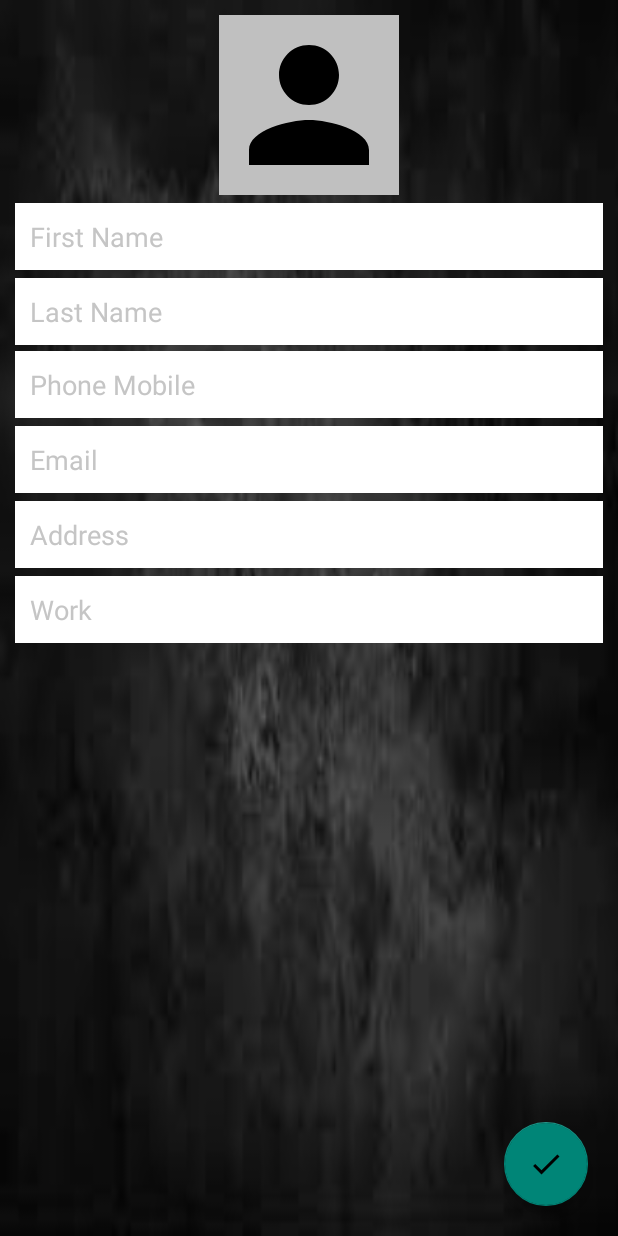
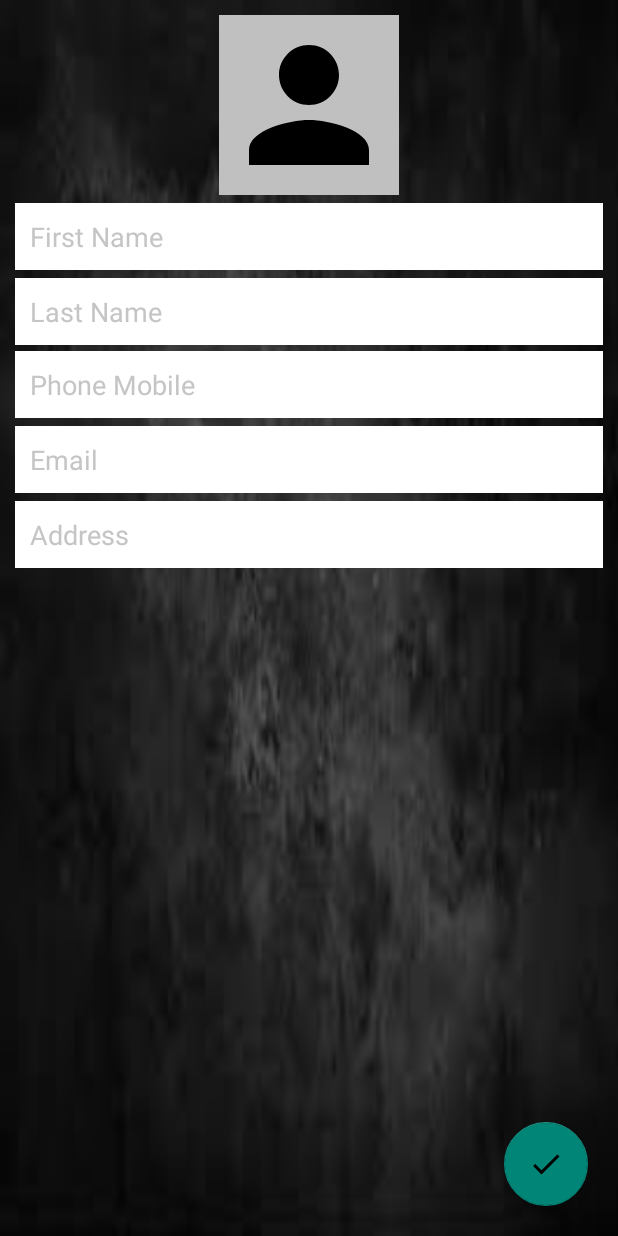
Before and after one commit to dhaval2208/FInal-project-Kotlin, an Android app: the layout activity_main.xml on its own in the app's theme, with its tools: preview values and no code run, on a phone screen of 412 x 824 dp. Run offline under Robolectric (Android 15) with nearby library versions, the phone set to English and light mode, and no system bars.

```diff
--- a/app/src/main/res/layout/activity_main.xml
+++ b/app/src/main/res/layout/activity_main.xml
@@ -93,18 +93,6 @@
         android:layout_width="match_parent"
         android:layout_height="wrap_content"/>
 
-  <EditText
-      android:id="@+id/Work"
-      android:background="#fff"
-      android:padding="10dp"
-      android:layout_below="@id/Address"
-      android:layout_marginTop="5dp"
-      android:textColorHint="#c5c5c5"
-      android:hint="Work"
-      android:textColor="#000"
-      android:inputType="textPostalAddress"
-      android:layout_width="match_parent"
-      android:layout_height="wrap_content"/>
     //Button for Save Contacts
 
     <com.google.android.material.floatingactionbutton.FloatingActionButton
```
Also changed, not shown: app/src/main/java/com/dhaval/contacts/MainActivity.kt (+19 -5 lines).
